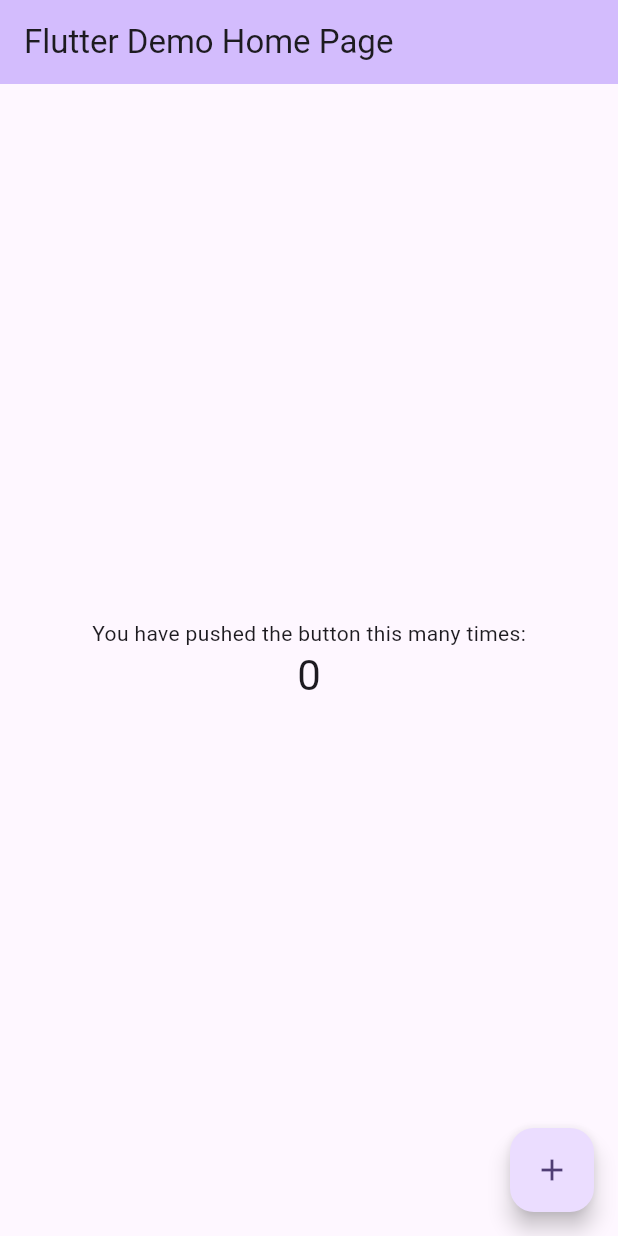
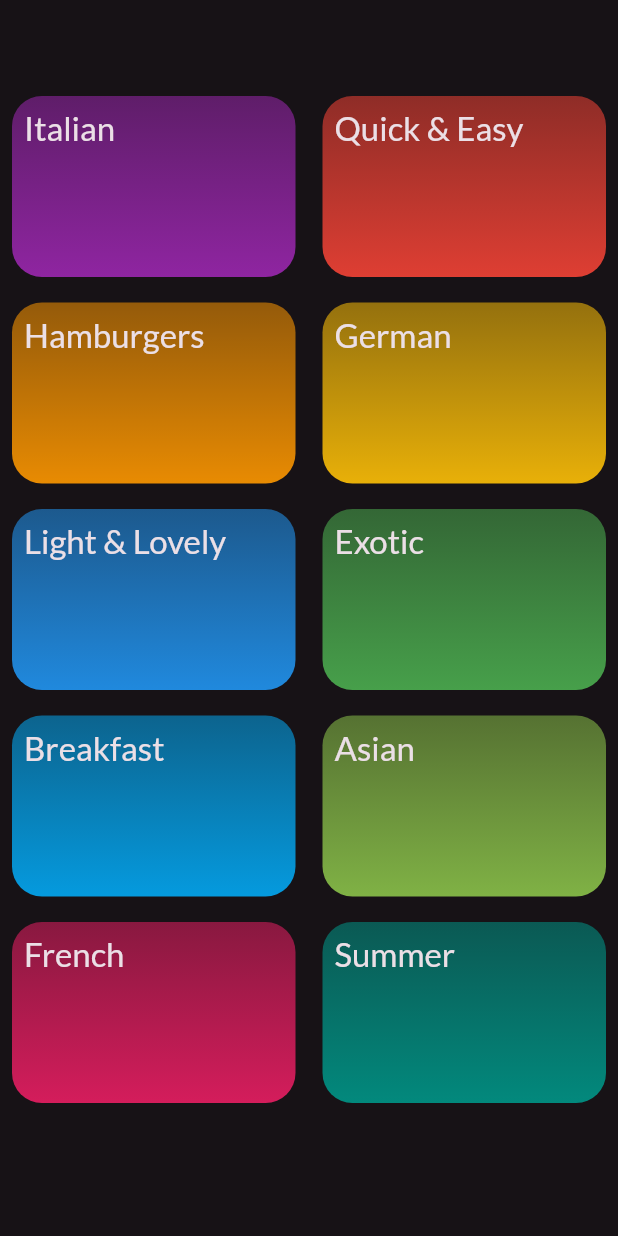
Before and after one commit to Zeina6699/meal_app, a Flutter app: the screen it shows after launch, on a phone screen of 412 x 824 dp. Run offline on Flutter 3.47's test engine with Material 3 defaults, Android fonts, the phone set to English and light mode, and no system bars; our stand-ins replace google_fonts.

Commit message:
create Category Screen

```diff
--- /dev/null
+++ b/lib/Data/dummy_data.dart
@@ -0,0 +1,56 @@
+import 'package:flutter/material.dart';
+import 'package:meal_app/Model/Category.dart';
+
+
+var availableCategories = [
+  const Category(
+    id: 'c1',
+    title: 'Italian',
+    color: Colors.purple,
+  ),
+  Category(
+    id: 'c2',
+    title: 'Quick & Easy',
+    color: Colors.red,
+  ),
+  const Category(
+    id: 'c3',
+    title: 'Hamburgers',
+    color: Colors.orange,
+  ),
+  const Category(
+    id: 'c4',
+    title: 'German',
+    color: Colors.amber,
+  ),
+  const Category(
+    id: 'c5',
+    title: 'Light & Lovely',
+    color: Colors.blue,
+  ),
+  const Category(
+    id: 'c6',
+    title: 'Exotic',
+    color: Colors.green,
+  ),
+  const Category(
+    id: 'c7',
+    title: 'Breakfast',
+    color: Colors.lightBlue,
+  ),
+  const Category(
+    id: 'c8',
+    title: 'Asian',
+    color: Colors.lightGreen,
+  ),
+  const Category(
+    id: 'c9',
+    title: 'French',
+    color: Colors.pink,
+  ),
+  const Category(
+    id: 'c10',
+    title: 'Summer',
+    color: Colors.teal,
+  ),
+];
--- /dev/null
+++ b/lib/Model/Category.dart
@@ -0,0 +1,9 @@
+import 'package:flutter/material.dart';
+
+class Category {
+  final String id;
+  final String title;
+  final Color color;
+
+ const Category({required this.id, required this.title, required this.color});
+}
--- /dev/null
+++ b/lib/Screens/Categories_Screen.dart
@@ -0,0 +1,23 @@
+import 'package:flutter/material.dart';
+import 'package:meal_app/Data/dummy_data.dart';
+import 'package:meal_app/Widgets/Grid_View_Item.dart';
+
+class CategoriesScreen extends StatelessWidget {
+  const CategoriesScreen({super.key});
+
+  @override
+  Widget build(BuildContext context) {
+    return Scaffold(
+      appBar: AppBar(),
+      body: GridView.builder(
+        itemCount: availableCategories.length,
+        itemBuilder: (context,index){
+          return GridViewItem(category: availableCategories[index]);
+        },
+        gridDelegate: const SliverGridDelegateWithFixedCrossAxisCount(
+         crossAxisCount:2,
+         crossAxisSpacing:2,
+         mainAxisSpacing: 1,
+         childAspectRatio: 3/2,
+
+         )));}}
--- /dev/null
+++ b/lib/Widgets/Grid_View_Item.dart
@@ -0,0 +1,44 @@
+import 'package:flutter/material.dart';
+import 'package:meal_app/Model/Category.dart';
+
+class GridViewItem extends StatelessWidget {
+  const GridViewItem({super.key, required this.category});
+  final Category category;
+
+  @override
+  Widget build(BuildContext context) {
+    return Scaffold(
+body: Padding(
+  padding: const EdgeInsets.all(8.0),
+  child: InkWell(
+    splashColor: Theme.of(context).primaryColor,
+    onTap: (){
+
+    },
+    child: Container(
+      padding:const EdgeInsets.all(8),
+      height: 200,
+      width: 200,
+      decoration: BoxDecoration(
+        borderRadius: BorderRadius.circular(20),
+        gradient: LinearGradient(
+          begin: AlignmentDirectional.topStart,
+          end: Alignment.bottomLeft,
+          colors: [
+        category.color.withOpacity(0.54),
+        category.color.withOpacity(0.9)
+        ])
+      ),
+
+      child: Text(category.title,
+      style: Theme.of(context).textTheme.titleLarge!.copyWith(
+        color: Theme.of(context).colorScheme.onSurface
+      ),
+      ),
+    ),
+  ),
+),
+
+    );
+  }
+}
--- a/lib/main.dart
+++ b/lib/main.dart
@@ -1,125 +1,27 @@
 import 'package:flutter/material.dart';
+import 'package:meal_app/Screens/Categories_Screen.dart';
+import 'package:google_fonts/google_fonts.dart';
 
 void main() {
-  runApp(const MyApp());
+  runApp(const MealApp());
 }
 
-class MyApp extends StatelessWidget {
-  const MyApp({super.key});
+class MealApp extends StatelessWidget {
+  const MealApp({super.key});
 
   // This widget is the root of your application.
   @override
   Widget build(BuildContext context) {
     return MaterialApp(
-      title: 'Flutter Demo',
+      debugShowCheckedModeBanner: false,
+      title: '',
       theme: ThemeData(
-        // This is the theme of your application.
-        //
-        // TRY THIS: Try running your application with "flutter run". You'll see
-        // the application has a purple toolbar. Then, without quitting the app,
-        // try changing the seedColor in the colorScheme below to Colors.green
-        // and then invoke "hot reload" (save your changes or press the "hot
-        // reload" button in a Flutter-supported IDE, or press "r" if you used
-        // the command line to start the app).
-        //
-        // Notice that the counter didn't reset back to zero; the application
-        // state is not lost during the reload. To reset the state, use hot
-        // restart instead.
-        //
-        // This works for code too, not just values: Most code changes can be
-        // tested with just a hot reload.
-        colorScheme: ColorScheme.fromSeed(seedColor: Colors.deepPurple),
-        useMaterial3: true,
-      ),
-      home: const MyHomePage(title: 'Flutter Demo Home Page'),
-    );
-  }
-}
-
-class MyHomePage extends StatefulWidget {
-  const MyHomePage({super.key, required this.title});
-
-  // This widget is the home page of your application. It is stateful, meaning
-  // that it has a State object (defined below) that contains fields that affect
-  // how it looks.
-
-  // This class is the configuration for the state. It holds the values (in this
-  // case the title) provided by the parent (in this case the App widget) and
-  // used by the build method of the State. Fields in a Widget subclass are
-  // always marked "final".
-
-  final String title;
-
-  @override
-  State<MyHomePage> createState() => _MyHomePageState();
-}
-
-class _MyHomePageState extends State<MyHomePage> {
-  int _counter = 0;
-
-  void _incrementCounter() {
-    setState(() {
-      // This call to setState tells the Flutter framework that something has
-      // changed in this State, which causes it to rerun the build method below
-      // so that the display can reflect the updated values. If we changed
-      // _counter without calling setState(), then the build method would not be
-      // called again, and so nothing would appear to happen.
-      _counter++;
-    });
-  }
-
-  @override
-  Widget build(BuildContext context) {
-    // This method is rerun every time setState is called, for instance as done
-    // by the _incrementCounter method above.
-    //
-    // The Flutter framework has been optimized to make rerunning build methods
-    // fast, so that you can just rebuild anything that needs updating rather
-    // than having to individually change instances of widgets.
-    return Scaffold(
-      appBar: AppBar(
-        // TRY THIS: Try changing the color here to a specific color (to
-        // Colors.amber, perhaps?) and trigger a hot reload to see the AppBar
-        // change color while the other colors stay the same.
-        backgroundColor: Theme.of(context).colorScheme.inversePrimary,
-        // Here we take the value from the MyHomePage object that was created by
-        // the App.build method, and use it to set our appbar title.
-        title: Text(widget.title),
-      ),
-      body: Center(
-        // Center is a layout widget. It takes a single child and positions it
-        // in the middle of the parent.
-        child: Column(
-          // Column is also a layout widget. It takes a list of children and
-          // arranges them vertically. By default, it sizes itself to fit its
-          // children horizontally, and tries to be as tall as its parent.
-          //
-          // Column has various properties to control how it sizes itself and
-          // how it positions its children. Here we use mainAxisAlignment to
-          // center the children vertically; the main axis here is the vertical
-          // axis because Columns are vertical (the cross axis would be
-          // horizontal).
-          //
-          // TRY THIS: Invoke "debug painting" (choose the "Toggle Debug Paint"
-          // action in the IDE, or press "p" in the console), to see the
-          // wireframe for each widget.
-          mainAxisAlignment: MainAxisAlignment.center,
-          children: <Widget>[
-            const Text(
-              'You have pushed the button this many times:',
-            ),
-            Text(
-              '$_counter',
-              style: Theme.of(context).textTheme.headlineMedium,
-            ),
-          ],
-        ),
-      ),
-      floatingActionButton: FloatingActionButton(
-        onPressed: _incrementCounter,
-        tooltip: 'Increment',
-        child: const Icon(Icons.add),
-      ), // This trailing comma makes auto-formatting nicer for build methods.
-    );
-  }
-}
+        textTheme: GoogleFonts.latoTextTheme(),
+        colorScheme: ColorScheme.fromSeed(
+          seedColor: Colors.purple,
+          brightness: Brightness.dark
+)),
+routes: {
+  '/category':(context)=>CategoriesScreen()
+},
+     initialRoute:'/category');}}
```
Also changed, not shown: pubspec.yaml (+4 -15 lines), pubspec.lock, 1 other file.
